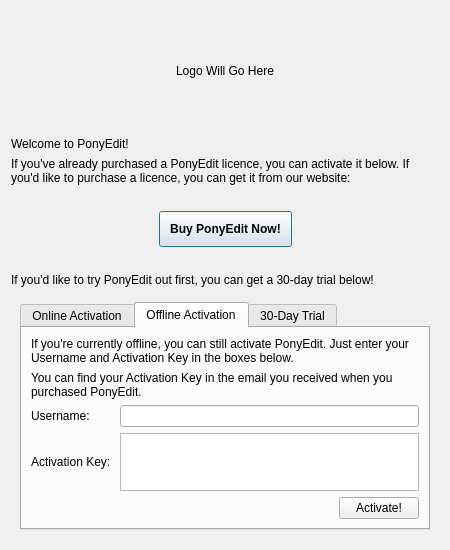
Before: the Qt Designer form licence/licencecheckdialog.ui in PonyEdit/PonyEdit, drawn with Qt 5.
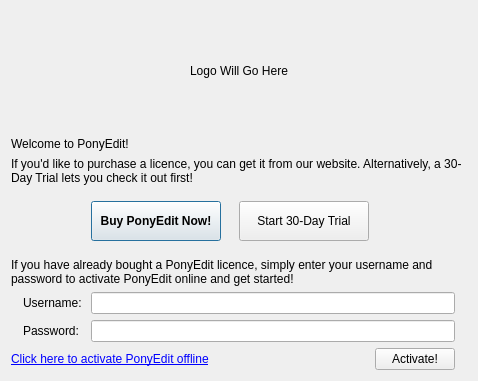
After: the same form once the commit is applied. The open tabs and pages were chosen to show the change.

Commit message: Re-arranged the licence check dialog, it's now able to get a trial licence

```diff
--- a/licence/licencecheckdialog.ui
+++ b/licence/licencecheckdialog.ui
@@ -6,20 +6,20 @@
    <rect>
     <x>0</x>
     <y>0</y>
-    <width>450</width>
-    <height>550</height>
+    <width>478</width>
+    <height>381</height>
    </rect>
   </property>
   <property name="minimumSize">
    <size>
-    <width>450</width>
-    <height>550</height>
+    <width>0</width>
+    <height>0</height>
    </size>
   </property>
   <property name="maximumSize">
    <size>
-    <width>450</width>
-    <height>550</height>
+    <width>16777215</width>
+    <height>16777215</height>
    </size>
   </property>
   <property name="windowTitle">
@@ -29,7 +29,7 @@
    <bool>true</bool>
   </property>
   <layout class="QGridLayout" name="gridLayout">
-   <item row="0" column="0" colspan="3">
+   <item row="0" column="0" colspan="7">
     <widget class="QLabel" name="logoLabel">
      <property name="minimumSize">
       <size>
@@ -45,24 +45,40 @@
      </property>
     </widget>
    </item>
-   <item row="1" column="0" colspan="3">
-    <widget class="QLabel" name="label">
-     <property name="text">
-      <string>Welcome to PonyEdit!</string>
-     </property>
-    </widget>
-   </item>
-   <item row="2" column="0" colspan="3">
+   <item row="2" column="0" colspan="7">
     <widget class="QLabel" name="label_2">
      <property name="text">
-      <string>If you've already purchased a PonyEdit licence, you can activate it below. If you'd like to purchase a licence, you can get it from our website:</string>
+      <string>If you'd like to purchase a licence, you can get it from our website. Alternatively, a 30-Day Trial lets you check it out first!</string>
      </property>
      <property name="wordWrap">
       <bool>true</bool>
      </property>
     </widget>
    </item>
-   <item row="5" column="0">
+   <item row="4" column="3">
+    <spacer name="horizontalSpacer_2">
+     <property name="orientation">
+      <enum>Qt::Horizontal</enum>
+     </property>
+     <property name="sizeHint" stdset="0">
+      <size>
+       <width>40</width>
+       <height>20</height>
+      </size>
+     </property>
+    </spacer>
+   </item>
+   <item row="6" column="0" colspan="7">
+    <widget class="QLabel" name="label_3">
+     <property name="text">
+      <string>If you have already bought a PonyEdit licence, simply enter your username and password to activate PonyEdit online and get started!</string>
+     </property>
+     <property name="wordWrap">
+      <bool>true</bool>
+     </property>
+    </widget>
+   </item>
+   <item row="4" column="1">
     <spacer name="horizontalSpacer">
      <property name="orientation">
       <enum>Qt::Horizontal</enum>
@@ -75,8 +91,14 @@
      </property>
     </spacer>
    </item>
-   <item row="5" column="1">
+   <item row="4" column="2">
     <widget class="QPushButton" name="buyPonyEditButton">
+     <property name="minimumSize">
+      <size>
+       <width>130</width>
+       <height>40</height>
+      </size>
+     </property>
      <property name="font">
       <font>
        <weight>75</weight>
@@ -84,7 +106,7 @@
       </font>
      </property>
      <property name="styleSheet">
-      <string notr="true">padding: 10px;</string>
+      <string notr="true"/>
      </property>
      <property name="text">
       <string>Buy PonyEdit Now!</string>
@@ -97,67 +119,40 @@
      </property>
     </widget>
    </item>
-   <item row="5" column="2">
-    <spacer name="horizontalSpacer_2">
-     <property name="orientation">
-      <enum>Qt::Horizontal</enum>
-     </property>
-     <property name="sizeHint" stdset="0">
+   <item row="4" column="4">
+    <widget class="QPushButton" name="trialActivate">
+     <property name="minimumSize">
       <size>
-       <width>40</width>
-       <height>20</height>
+       <width>130</width>
+       <height>40</height>
       </size>
      </property>
-    </spacer>
-   </item>
-   <item row="7" column="0" colspan="3">
-    <widget class="QLabel" name="label_3">
+     <property name="styleSheet">
+      <string notr="true"/>
+     </property>
      <property name="text">
-      <string>If you'd like to try PonyEdit out first, you can get a 30-day trial below!</string>
+      <string>Start 30-Day Trial</string>
      </property>
     </widget>
    </item>
-   <item row="8" column="0" colspan="3">
-    <widget class="QWidget" name="widget" native="true">
-     <layout class="QVBoxLayout" name="verticalLayout">
-      <item>
-       <widget class="QTabWidget" name="tabWidget">
-        <property name="currentIndex">
-         <number>0</number>
-        </property>
-        <widget class="QWidget" name="onlineActivation">
-         <attribute name="title">
-          <string>Online Activation</string>
-         </attribute>
-         <layout class="QGridLayout" name="gridLayout_2">
-          <item row="0" column="0" colspan="3">
-           <widget class="QLabel" name="label_4">
+   <item row="1" column="0" colspan="7">
+    <widget class="QLabel" name="label">
             <property name="text">
-             <string>If you're currently online, you can activate PonyEdit by simply entering your username and password below.</string>
-            </property>
-            <property name="wordWrap">
-             <bool>true</bool>
-            </property>
-           </widget>
-          </item>
-          <item row="1" column="1" colspan="2">
+      <string>Welcome to PonyEdit!</string>
+     </property>
+    </widget>
+   </item>
+   <item row="7" column="2" colspan="4">
            <widget class="QLineEdit" name="onlineUsername"/>
           </item>
-          <item row="1" column="0">
-           <widget class="QLabel" name="label_5">
-            <property name="text">
-             <string>Username: </string>
-            </property>
-           </widget>
-          </item>
-          <item row="2" column="0">
+   <item row="8" column="1">
            <widget class="QLabel" name="label_6">
             <property name="text">
              <string>Password: </string>
             </property>
            </widget>
           </item>
-          <item row="2" column="1" colspan="2">
+   <item row="8" column="2" colspan="4">
            <widget class="QLineEdit" name="onlinePassword">
             <property name="inputMask">
              <string/>
@@ -170,14 +165,21 @@
             </property>
            </widget>
           </item>
-          <item row="4" column="2">
+   <item row="9" column="5">
            <widget class="QPushButton" name="onlineActivate">
             <property name="text">
              <string>Activate!</string>
             </property>
            </widget>
           </item>
-          <item row="4" column="1">
+   <item row="7" column="1">
+    <widget class="QLabel" name="label_5">
+     <property name="text">
+      <string>Username: </string>
+     </property>
+    </widget>
+   </item>
+   <item row="4" column="0">
            <spacer name="horizontalSpacer_3">
             <property name="orientation">
              <enum>Qt::Horizontal</enum>
@@ -190,74 +192,7 @@
             </property>
            </spacer>
           </item>
-          <item row="5" column="2">
-           <spacer name="verticalSpacer">
-            <property name="orientation">
-             <enum>Qt::Vertical</enum>
-            </property>
-            <property name="sizeHint" stdset="0">
-             <size>
-              <width>20</width>
-              <height>40</height>
-             </size>
-            </property>
-           </spacer>
-          </item>
-         </layout>
-        </widget>
-        <widget class="QWidget" name="offlineActivation">
-         <attribute name="title">
-          <string>Offline Activation</string>
-         </attribute>
-         <layout class="QGridLayout" name="gridLayout_3">
-          <item row="0" column="0" colspan="3">
-           <widget class="QLabel" name="label_7">
-            <property name="text">
-             <string>If you're currently offline, you can still activate PonyEdit. Just enter your Username and Activation Key in the boxes below.</string>
-            </property>
-            <property name="wordWrap">
-             <bool>true</bool>
-            </property>
-           </widget>
-          </item>
-          <item row="1" column="0" colspan="3">
-           <widget class="QLabel" name="label_8">
-            <property name="text">
-             <string>You can find your Activation Key in the email you received when you purchased PonyEdit.</string>
-            </property>
-            <property name="wordWrap">
-             <bool>true</bool>
-            </property>
-           </widget>
-          </item>
-          <item row="2" column="0">
-           <widget class="QLabel" name="label_9">
-            <property name="text">
-             <string>Username: </string>
-            </property>
-           </widget>
-          </item>
-          <item row="2" column="1" colspan="2">
-           <widget class="QLineEdit" name="offlineUsername"/>
-          </item>
-          <item row="3" column="0">
-           <widget class="QLabel" name="label_10">
-            <property name="text">
-             <string>Activation Key: </string>
-            </property>
-           </widget>
-          </item>
-          <item row="3" column="1" colspan="2">
-           <widget class="QPlainTextEdit" name="offlineKey"/>
-          </item>
-          <item row="4" column="2">
-           <widget class="QPushButton" name="offlineActivate">
-            <property name="text">
-             <string>Activate!</string>
-            </property>
-           </widget>
-          </item>
-          <item row="4" column="1">
+   <item row="4" column="6">
            <spacer name="horizontalSpacer_4">
             <property name="orientation">
              <enum>Qt::Horizontal</enum>
@@ -270,39 +205,22 @@
             </property>
            </spacer>
           </item>
-         </layout>
-        </widget>
-        <widget class="QWidget" name="trialActivation">
-         <attribute name="title">
-          <string>30-Day Trial</string>
-         </attribute>
-         <layout class="QGridLayout" name="gridLayout_4">
-          <item row="0" column="0" colspan="2">
-           <widget class="QLabel" name="label_11">
+   <item row="9" column="0" colspan="5">
+    <widget class="QLabel" name="offlineActivate">
             <property name="text">
-             <string>If you'd like to try out PonyEdit for a 30-Day Trial, just click the Activate button to get going immediately!</string>
-            </property>
-            <property name="wordWrap">
-             <bool>true</bool>
-            </property>
-           </widget>
-          </item>
-          <item row="2" column="1">
-           <widget class="QPushButton" name="trialActivate">
-            <property name="text">
-             <string>Activate!</string>
-            </property>
-           </widget>
-          </item>
-          <item row="2" column="0">
-           <spacer name="horizontalSpacer_5">
+      <string>&lt;a href=&quot;#&quot;&gt;Click here to activate PonyEdit offline&lt;/a&gt;</string>
+     </property>
+    </widget>
+   </item>
+   <item row="5" column="1">
+    <spacer name="verticalSpacer">
             <property name="orientation">
-             <enum>Qt::Horizontal</enum>
+      <enum>Qt::Vertical</enum>
             </property>
             <property name="sizeHint" stdset="0">
              <size>
-              <width>40</width>
-              <height>20</height>
+       <width>20</width>
+       <height>40</height>
              </size>
             </property>
            </spacer>
@@ -320,28 +238,8 @@
             </property>
            </spacer>
           </item>
-         </layout>
-        </widget>
-       </widget>
-      </item>
-     </layout>
-    </widget>
-   </item>
-   <item row="3" column="0" colspan="3">
-    <spacer name="horizontalSpacer_6">
-     <property name="orientation">
-      <enum>Qt::Horizontal</enum>
-     </property>
-     <property name="sizeHint" stdset="0">
-      <size>
-       <width>40</width>
-       <height>20</height>
-      </size>
-     </property>
-    </spacer>
-   </item>
-   <item row="6" column="0" colspan="3">
-    <spacer name="horizontalSpacer_7">
+   <item row="4" column="5">
+    <spacer name="horizontalSpacer_8">
      <property name="orientation">
       <enum>Qt::Horizontal</enum>
      </property>
```
Left out of the diff: 2 changed lines with no effect on the pictures. Lines whose indentation alone changed are shown as unchanged. The commit also changes 6 other files.
